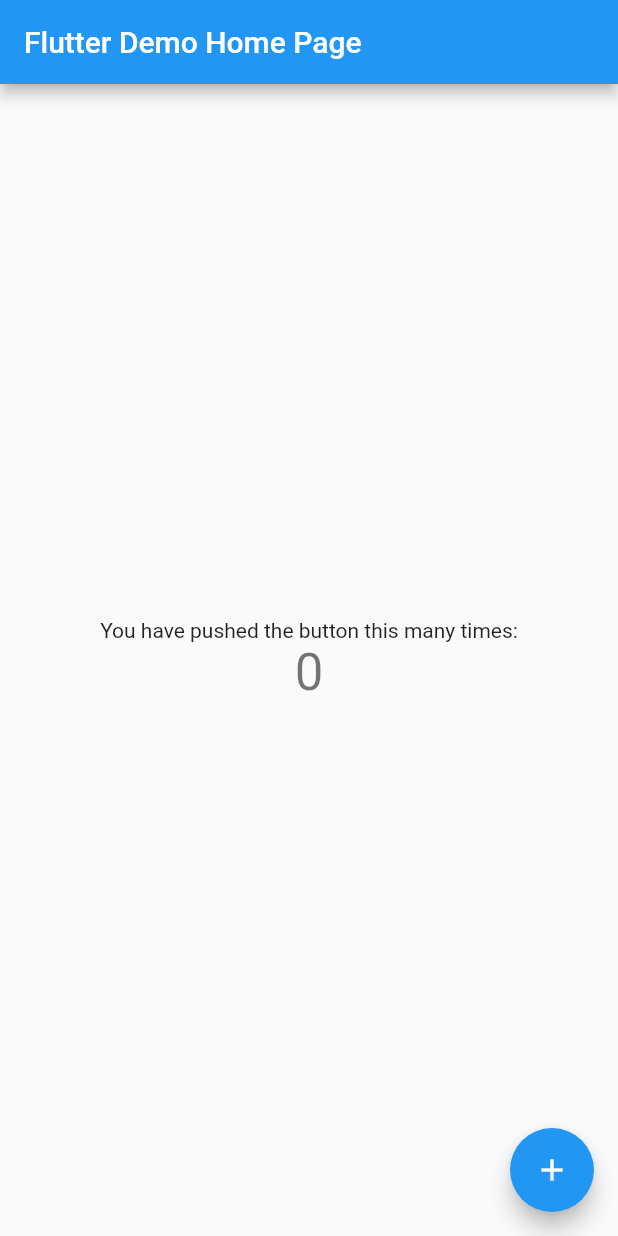
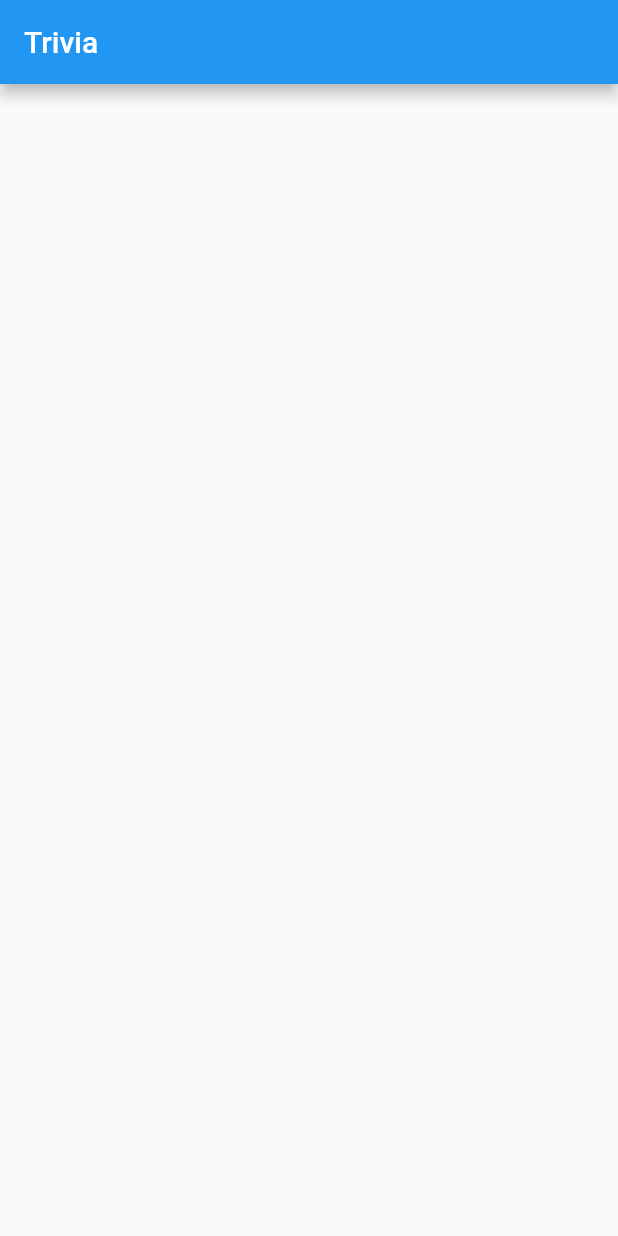
Before and after one commit to Riyansh1608/Quivia, a Flutter app: the screen it shows after launch, on a phone screen of 412 x 824 dp. Run offline on Flutter 3.47's test engine with Material 2 defaults, Android fonts, the phone set to English and light mode, and no system bars.

Commit message:
Development base established

```diff
--- a/quivia/lib/main.dart
+++ b/quivia/lib/main.dart
@@ -1,4 +1,5 @@
 import 'package:flutter/material.dart';
+import 'package:quivia/pages/home_screen.dart';
 
 void main() {
   runApp(const MyApp());
@@ -11,105 +12,11 @@
   @override
   Widget build(BuildContext context) {
     return MaterialApp(
-      title: 'Flutter Demo',
+      title: 'Frivia',
       theme: ThemeData(
-        // This is the theme of your application.
-        //
-        // Try running your application with "flutter run". You'll see the
-        // application has a blue toolbar. Then, without quitting the app, try
-        // changing the primarySwatch below to Colors.green and then invoke
-        // "hot reload" (press "r" in the console where you ran "flutter run",
-        // or simply save your changes to "hot reload" in a Flutter IDE).
-        // Notice that the counter didn't reset back to zero; the application
-        // is not restarted.
         primarySwatch: Colors.blue,
       ),
-      home: const MyHomePage(title: 'Flutter Demo Home Page'),
+      home: const Home(),
     );
   }
 }
-
-class MyHomePage extends StatefulWidget {
-  const MyHomePage({Key? key, required this.title}) : super(key: key);
-
-  // This widget is the home page of your application. It is stateful, meaning
-  // that it has a State object (defined below) that contains fields that affect
-  // how it looks.
-
-  // This class is the configuration for the state. It holds the values (in this
-  // case the title) provided by the parent (in this case the App widget) and
-  // used by the build method of the State. Fields in a Widget subclass are
-  // always marked "final".
-
-  final String title;
-
-  @override
-  State<MyHomePage> createState() => _MyHomePageState();
-}
-
-class _MyHomePageState extends State<MyHomePage> {
-  int _counter = 0;
-
-  void _incrementCounter() {
-    setState(() {
-      // This call to setState tells the Flutter framework that something has
-      // changed in this State, which causes it to rerun the build method below
-      // so that the display can reflect the updated values. If we changed
-      // _counter without calling setState(), then the build method would not be
-      // called again, and so nothing would appear to happen.
-      _counter++;
-    });
-  }
-
-  @override
-  Widget build(BuildContext context) {
-    // This method is rerun every time setState is called, for instance as done
-    // by the _incrementCounter method above.
-    //
-    // The Flutter framework has been optimized to make rerunning build methods
-    // fast, so that you can just rebuild anything that needs updating rather
-    // than having to individually change instances of widgets.
-    return Scaffold(
-      appBar: AppBar(
-        // Here we take the value from the MyHomePage object that was created by
-        // the App.build method, and use it to set our appbar title.
-        title: Text(widget.title),
-      ),
-      body: Center(
-        // Center is a layout widget. It takes a single child and positions it
-        // in the middle of the parent.
-        child: Column(
-          // Column is also a layout widget. It takes a list of children and
-          // arranges them vertically. By default, it sizes itself to fit its
-          // children horizontally, and tries to be as tall as its parent.
-          //
-          // Invoke "debug painting" (press "p" in the console, choose the
-          // "Toggle Debug Paint" action from the Flutter Inspector in Android
-          // Studio, or the "Toggle Debug Paint" command in Visual Studio Code)
-          // to see the wireframe for each widget.
-          //
-          // Column has various properties to control how it sizes itself and
-          // how it positions its children. Here we use mainAxisAlignment to
-          // center the children vertically; the main axis here is the vertical
-          // axis because Columns are vertical (the cross axis would be
-          // horizontal).
-          mainAxisAlignment: MainAxisAlignment.center,
-          children: <Widget>[
-            const Text(
-              'You have pushed the button this many times:',
-            ),
-            Text(
-              '$_counter',
-              style: Theme.of(context).textTheme.headline4,
-            ),
-          ],
-        ),
-      ),
-      floatingActionButton: FloatingActionButton(
-        onPressed: _incrementCounter,
-        tooltip: 'Increment',
-        child: const Icon(Icons.add),
-      ), // This trailing comma makes auto-formatting nicer for build methods.
-    );
-  }
-}
--- /dev/null
+++ b/quivia/lib/pages/home_screen.dart
@@ -0,0 +1,19 @@
+import 'package:flutter/material.dart';
+
+class Home extends StatefulWidget {
+  const Home({Key? key}) : super(key: key);
+
+  @override
+  State<Home> createState() => _HomeState();
+}
+
+class _HomeState extends State<Home> {
+  @override
+  Widget build(BuildContext context) {
+    return Scaffold(
+      appBar: AppBar(
+        title: Text("Trivia"),
+      ),
+    );
+  }
+}
```
